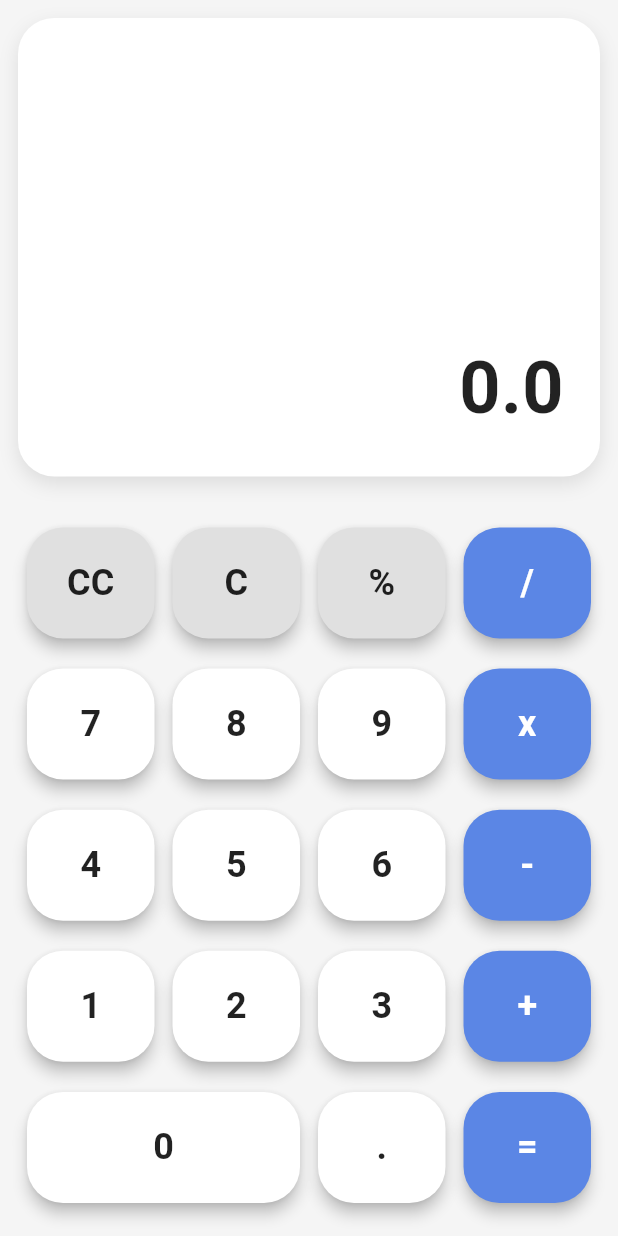
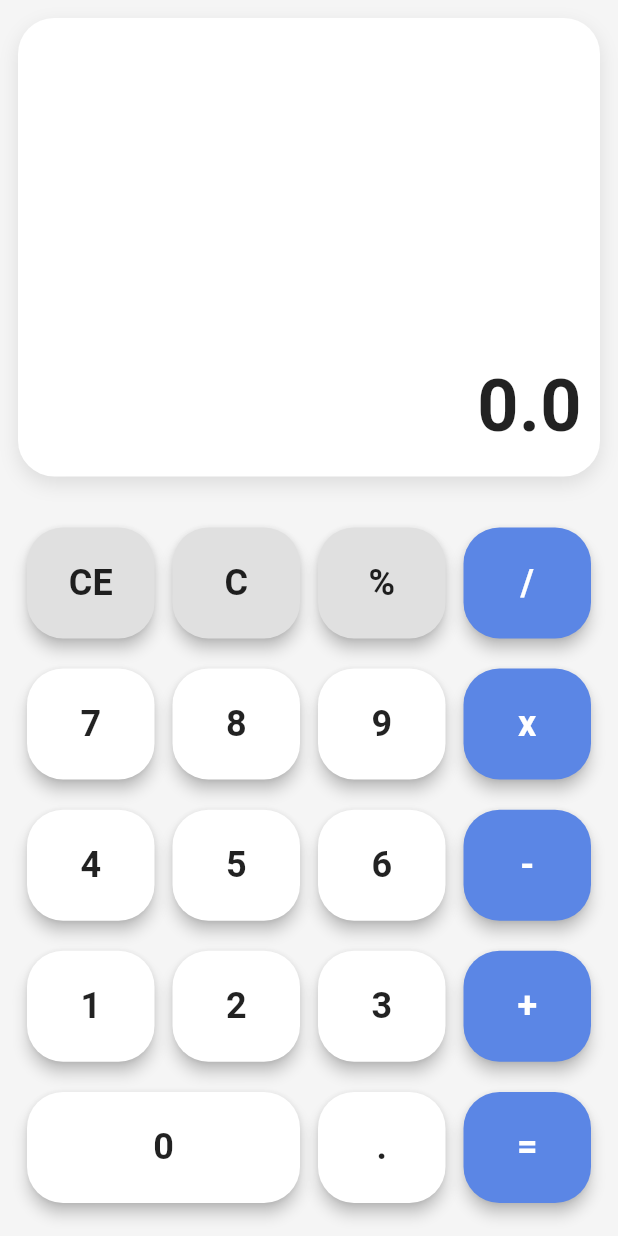
Before and after one commit to AbuBakarSiddikNayem/my_calculator, a Flutter app: the screen it shows after launch, after a tap on an icon or button, on a phone screen of 412 x 824 dp. Run offline on Flutter 3.47's test engine with Material 3 defaults, Android fonts, the phone set to English and light mode, and no system bars.

Commit message:
Refactor history management in calculator and update UI for better display

```diff
--- a/lib/Src/Screens/Home_Screen.dart
+++ b/lib/Src/Screens/Home_Screen.dart
@@ -13,7 +13,7 @@ class _CalculatorScreenState extends State<CalculatorScreen> {
   String _operation = '';
   double _num1 = 0;
   bool _isOperationClicked = false;
-  String _history = '';
+  List<String> _history = [];
   String _currentCalculation = '';
   bool _isResultShown = false;
 
@@ -59,6 +59,7 @@ class _CalculatorScreenState extends State<CalculatorScreen> {
       double num2 = double.tryParse(_input) ?? 0;
       double result = 0;
       String fullCalculation = "$_num1 $_operation $num2";
+
       switch (_operation) {
         case '+':
           result = _num1 + num2;
@@ -75,19 +76,19 @@ class _CalculatorScreenState extends State<CalculatorScreen> {
           } else {
             _result = 'Error';
             _input = '0';
-            _history = '$fullCalculation = Error';
+            _history.insert(0, '$fullCalculation = Error');
             _currentCalculation = '';
             _isResultShown = true;
-
             return;
           }
           break;
       }
+
       _result = (result == result.toInt())
           ? result.toInt().toString()
           : result.toString();
 
-      _history = '$_history\n$fullCalculation = $_result';
+      _history.insert(0, '$fullCalculation = $_result'); // newest on top
       _input = '0';
       _currentCalculation = '';
       _operation = '';
@@ -103,6 +104,7 @@ class _CalculatorScreenState extends State<CalculatorScreen> {
       _num1 = 0;
       _currentCalculation = '';
       _isResultShown = false;
+      _history.clear(); // clear all history
     });
   }
 
@@ -175,7 +177,7 @@ class _CalculatorScreenState extends State<CalculatorScreen> {
               flex: 4,
               child: Container(
                 width: double.infinity,
-                padding: EdgeInsets.all(24),
+                padding: EdgeInsets.all(12),
                 margin: EdgeInsets.all(12),
                 decoration: BoxDecoration(
                   color: displayColor,
@@ -189,16 +191,28 @@ class _CalculatorScreenState extends State<CalculatorScreen> {
                   ],
                 ),
                 child: Column(
-                  mainAxisAlignment: MainAxisAlignment.end,
                   crossAxisAlignment: CrossAxisAlignment.end,
                   children: [
+                    // History list
                     if (_history.isNotEmpty)
-                      Text(
-                        _history,
-                        style: TextStyle(fontSize: 18, color: Colors.grey[600]),
-                        textAlign: TextAlign.end,
+                      Expanded(
+                        child: ListView.builder(
+                          reverse: true, // latest at bottom
+                          itemCount: _history.length,
+                          itemBuilder: (context, index) {
+                            return Text(
+                              _history[index],
+                              style: TextStyle(
+                                fontSize: 18,
+                                color: Colors.grey[600],
+                              ),
+                              textAlign: TextAlign.end,
+                            );
+                          },
+                        ),
                       ),
-                    SizedBox(height: 5),
+                    if (_history.isEmpty) Spacer(),
+
                     if (_currentCalculation.isNotEmpty)
                       Text(
                         _currentCalculation,
@@ -210,6 +224,7 @@ class _CalculatorScreenState extends State<CalculatorScreen> {
                         textAlign: TextAlign.end,
                       ),
                     SizedBox(height: 10),
+
                     if (_result.isNotEmpty)
                       Text(
                         "= $_result",
@@ -233,6 +248,7 @@ class _CalculatorScreenState extends State<CalculatorScreen> {
                 ),
               ),
             ),
+
             Expanded(
               flex: 6,
               child: Container(
@@ -243,7 +259,7 @@ class _CalculatorScreenState extends State<CalculatorScreen> {
                       child: Row(
                         children: [
                           _buildButton(
-                            "CC",
+                            "CE",
                             functionTextColor,
                             functionButtonColor,
                             _onClearClick,
```
